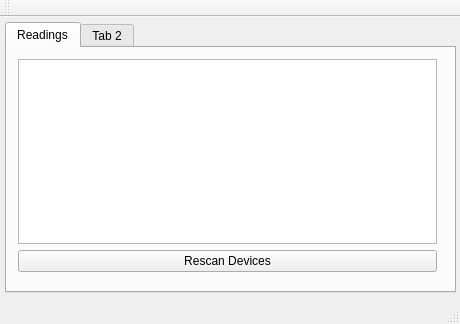
Before: the Qt Designer form qt_test/basicListener/mainwindow.ui in PaxInstruments/t100-software, drawn with Qt 5.
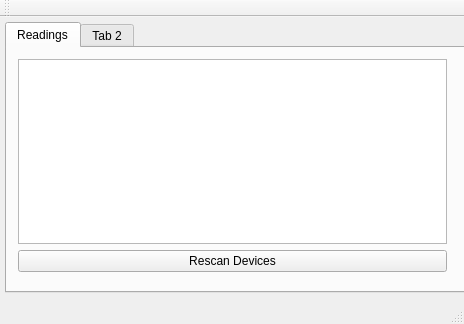
After: the same form once the commit is applied.

Commit message: Fixed window size.

```diff
--- a/qt_test/basicListener/mainwindow.ui
+++ b/qt_test/basicListener/mainwindow.ui
@@ -6,7 +6,7 @@
    <rect>
     <x>0</x>
     <y>0</y>
-    <width>460</width>
+    <width>464</width>
     <height>324</height>
    </rect>
   </property>
@@ -25,7 +25,7 @@
      <rect>
       <x>5</x>
       <y>5</y>
-      <width>451</width>
+      <width>461</width>
       <height>271</height>
      </rect>
     </property>
@@ -38,7 +38,7 @@
        <rect>
         <x>0</x>
         <y>0</y>
-        <width>441</width>
+        <width>451</width>
         <height>235</height>
        </rect>
       </property>
```
Left out of the diff: 4 changed lines with no effect on the pictures. The commit also changes 1 other file.
